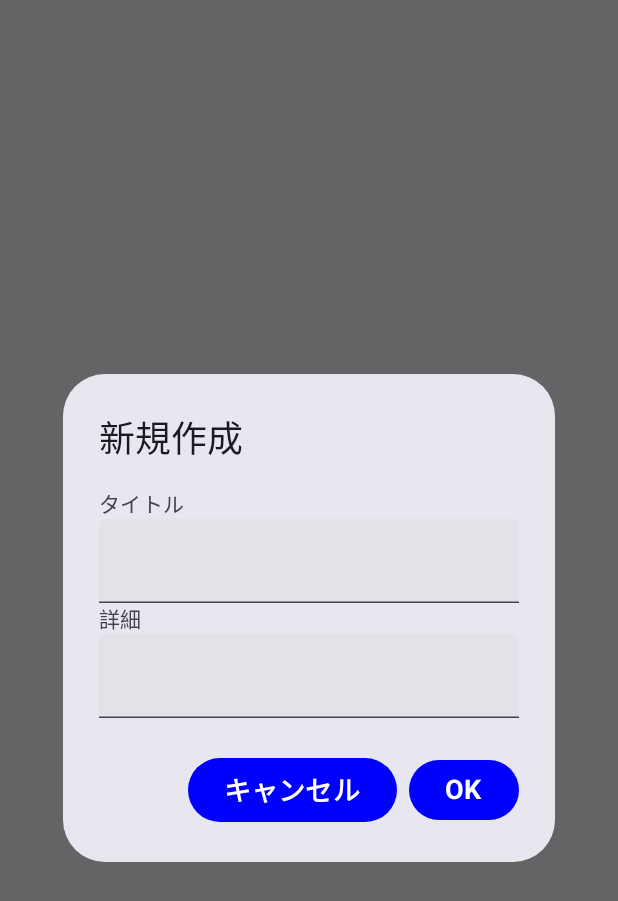
After one commit to toyotarou/test_kotlin_todo_room_app, an Android app built with Jetpack Compose: the composable EditDialog shown on its own in the app's theme, on a phone screen of 412 x 824 dp. The commit adds this screen. Shown: the top 901 px of the screen. Run offline under Robolectric (Android 15) with nearby library versions, the phone set to English and light mode, and no system bars.

Commit message:
commit 20250616 エディットダイアログの表示

```diff
--- /dev/null
+++ b/app/src/main/java/com/example/test_kotlin_todo_room_app/components/EditDialog.kt
@@ -0,0 +1,67 @@
+package com.example.test_kotlin_todo_room_app.components
+
+import androidx.compose.foundation.layout.Column
+import androidx.compose.material3.AlertDialog
+import androidx.compose.material3.Button
+import androidx.compose.material3.ButtonDefaults
+import androidx.compose.material3.Text
+import androidx.compose.material3.TextField
+import androidx.compose.runtime.Composable
+import androidx.compose.ui.graphics.Color
+import androidx.compose.ui.text.font.FontWeight
+import androidx.compose.ui.unit.sp
+
+@Composable
+fun EditDialog(
+) {
+    AlertDialog(
+        onDismissRequest = {},
+        title = {
+            Text(
+                "新規作成"
+            )
+        },
+        text = {
+            Column {
+                Text(
+                    "タイトル"
+                )
+                TextField(value = "", onValueChange = {})
+                Text("詳細")
+                TextField(value = "", onValueChange = {})
+            }
+        },
+        confirmButton = {
+            Button(
+                onClick = {
+                },
+                colors = ButtonDefaults.buttonColors(
+                    containerColor = Color.Blue
+                ),
+            ) {
+                Text(
+                    text = "OK",
+                    color = Color.White,
+                    fontSize = 18.sp,
+                    fontWeight = FontWeight.Bold
+                )
+            }
+        },
+        dismissButton = {
+            Button(
+                onClick = {
+                },
+                colors = ButtonDefaults.buttonColors(
+                    containerColor = Color.Blue
+                ),
+            ) {
+                Text(
+                    text = "キャンセル",
+                    color = Color.White,
+                    fontSize = 18.sp,
+                    fontWeight = FontWeight.Bold
+                )
+            }
+        },
+    )
+}
```
Also changed, not shown: app/src/main/java/com/example/test_kotlin_todo_room_app/MainActivity.kt (+40 -23 lines).
